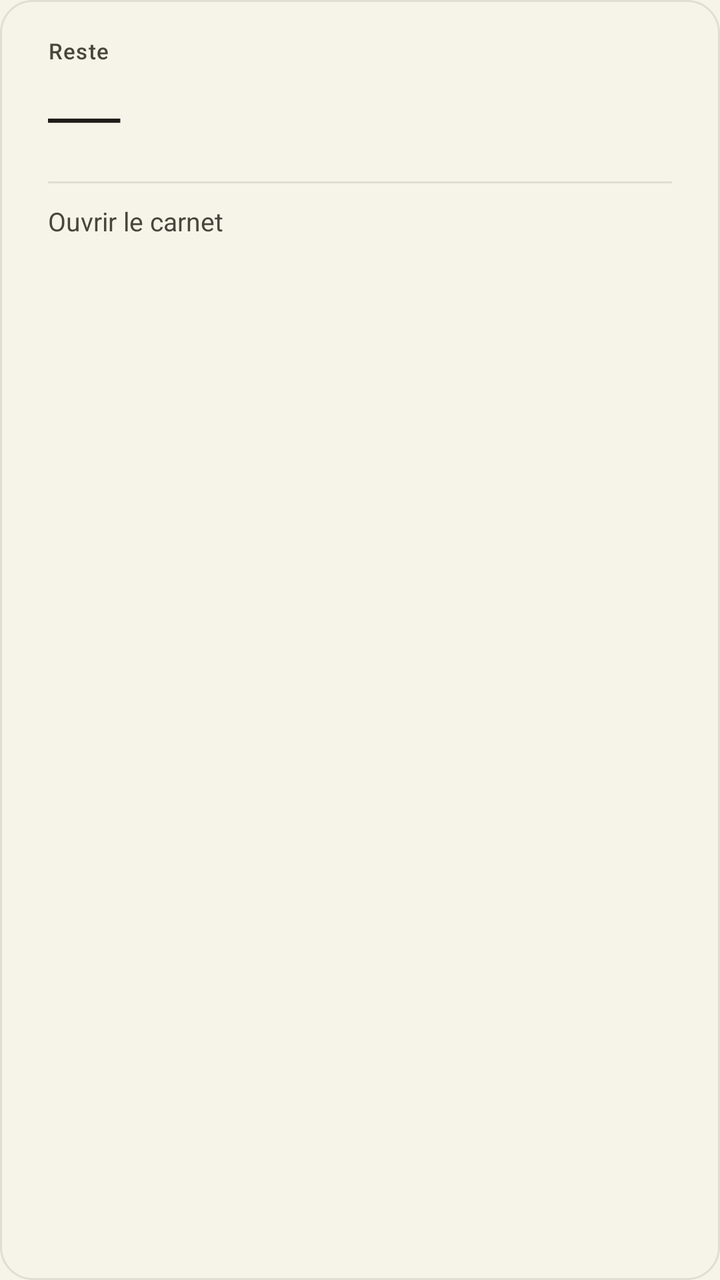
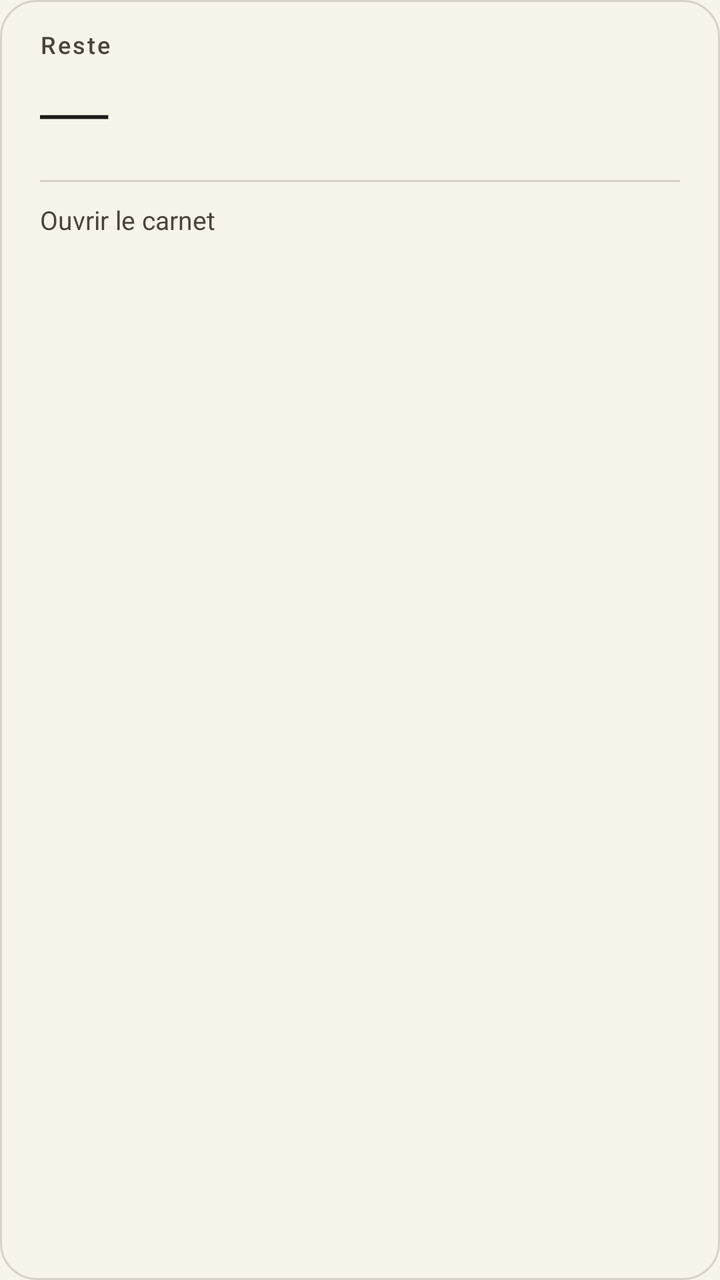

Two renders of the same Android screen: before a commit and after it. Below are the layout's source before the change and the commit's diff.
<!-- AndroidManifest.xml: application theme Theme.MonMoisClair -->
<!-- res/layout/widget_carnet.xml -->
<?xml version="1.0" encoding="utf-8"?>
<LinearLayout xmlns:android="http://schemas.android.com/apk/res/android"
    android:id="@+id/widget_root"
    android:layout_width="match_parent"
    android:layout_height="match_parent"
    android:background="@drawable/widget_carnet_bg"
    android:orientation="vertical"
    android:paddingStart="24dp"
    android:paddingTop="18dp"
    android:paddingEnd="24dp"
    android:paddingBottom="18dp">

    
    <TextView
        android:id="@+id/widget_title"
        android:layout_width="match_parent"
        android:layout_height="wrap_content"
        android:ellipsize="end"
        android:fontFamily="sans-serif-medium"
        android:letterSpacing="0.04"
        android:maxLines="1"
        android:text="Reste"
        android:textAllCaps="false"
        android:textColor="@color/widget_muted"
        android:textSize="11sp" />

    
    <TextView
        android:id="@+id/widget_amount"
        android:layout_width="match_parent"
        android:layout_height="wrap_content"
        android:layout_marginTop="4dp"
        android:ellipsize="end"
        android:fontFamily="serif"
        android:includeFontPadding="false"
        android:maxLines="1"
        android:text="—"
        android:textColor="@color/widget_ink"
        android:textSize="36sp" />

    
    <ImageView
        android:id="@+id/widget_rule"
        android:layout_width="match_parent"
        android:layout_height="1dp"
        android:layout_marginTop="12dp"
        android:layout_marginBottom="10dp"
        android:background="@color/widget_rule"
        android:contentDescription="@null"
        android:importantForAccessibility="no" />

    <TextView
        android:id="@+id/widget_line"
        android:layout_width="match_parent"
        android:layout_height="wrap_content"
        android:ellipsize="end"
        android:fontFamily="sans-serif"
        android:maxLines="2"
        android:text="Ouvrir le carnet"
        android:textColor="@color/widget_muted"
        android:textSize="13sp" />
</LinearLayout>
<!-- resources referenced by this layout -->
<resources>
  <color name="widget_ink">#1E1B18</color>
  <color name="widget_muted">#4A453C</color>
  <color name="widget_rule">#E2DDD2</color>
  <!-- drawable widget_carnet_bg (drawable) -->
  <?xml version="1.0" encoding="utf-8"?>
  <shape xmlns:android="http://schemas.android.com/apk/res/android"
      android:shape="rectangle">
      
      <solid android:color="#F6F3E8" />
      <stroke
          android:width="1dp"
          android:color="#E2DDD2" />
      <corners android:radius="16dp" />
  </shape>
  <style name="Theme.MonMoisClair" parent="Theme.Material3.Light.NoActionBar">
          
          <item name="android:windowBackground">@color/paper_cream</item>
          
          <item name="android:statusBarColor">@color/paper_cream</item>
          <item name="android:navigationBarColor">@color/paper_cream</item>
          <item name="android:windowLightStatusBar">true</item>
          
      </style>
  <color name="paper_cream">#F6F3E8</color>
</resources>

<!-- the commit's change to res/layout/widget_carnet.xml (unified diff, before → after) -->
@@ -5,10 +5,10 @@
     android:layout_height="match_parent"
     android:background="@drawable/widget_carnet_bg"
     android:orientation="vertical"
-    android:paddingStart="24dp"
-    android:paddingTop="18dp"
-    android:paddingEnd="24dp"
-    android:paddingBottom="18dp">
+    android:paddingStart="20dp"
+    android:paddingTop="16dp"
+    android:paddingEnd="20dp"
+    android:paddingBottom="16dp">
 
     
     <TextView
@@ -17,37 +17,40 @@
         android:layout_height="wrap_content"
         android:ellipsize="end"
         android:fontFamily="sans-serif-medium"
-        android:letterSpacing="0.04"
+        android:includeFontPadding="false"
+        android:letterSpacing="0.08"
         android:maxLines="1"
         android:text="Reste"
         android:textAllCaps="false"
         android:textColor="@color/widget_muted"
-        android:textSize="11sp" />
+        android:textSize="12sp" />
 
     
     <TextView
         android:id="@+id/widget_amount"
         android:layout_width="match_parent"
         android:layout_height="wrap_content"
-        android:layout_marginTop="4dp"
+        android:layout_marginTop="6dp"
         android:ellipsize="end"
         android:fontFamily="serif"
         android:includeFontPadding="false"
+        android:lineSpacingMultiplier="0.92"
         android:maxLines="1"
         android:text="—"
         android:textColor="@color/widget_ink"
-        android:textSize="36sp" />
+        android:textSize="34sp" />
 
     
     <ImageView
         android:id="@+id/widget_rule"
         android:layout_width="match_parent"
         android:layout_height="1dp"
-        android:layout_marginTop="12dp"
-        android:layout_marginBottom="10dp"
+        android:layout_marginTop="14dp"
+        android:layout_marginBottom="12dp"
         android:background="@color/widget_rule"
         android:contentDescription="@null"
-        android:importantForAccessibility="no" />
+        android:importantForAccessibility="no"
+        android:scaleType="fitXY" />
 
     <TextView
         android:id="@+id/widget_line"
@@ -55,6 +58,8 @@
         android:layout_height="wrap_content"
         android:ellipsize="end"
         android:fontFamily="sans-serif"
+        android:includeFontPadding="false"
+        android:lineSpacingExtra="2dp"
         android:maxLines="2"
         android:text="Ouvrir le carnet"
         android:textColor="@color/widget_muted"
<!-- resource entries referenced after the edit -->
@@ -2,7 +2,7 @@
 <resources>
   <color name="widget_ink">#1E1B18</color>
   <color name="widget_muted">#4A453C</color>
-  <color name="widget_rule">#E2DDD2</color>
+  <color name="widget_rule">#D8D2C6</color>
   <!-- drawable widget_carnet_bg (drawable) -->
   <?xml version="1.0" encoding="utf-8"?>
   <shape xmlns:android="http://schemas.android.com/apk/res/android"
@@ -11,8 +11,8 @@
       <solid android:color="#F6F3E8" />
       <stroke
           android:width="1dp"
-          android:color="#E2DDD2" />
-      <corners android:radius="16dp" />
+          android:color="#D8D2C6" />
+      <corners android:radius="18dp" />
   </shape>
   <style name="Theme.MonMoisClair" parent="Theme.Material3.Light.NoActionBar">
           
